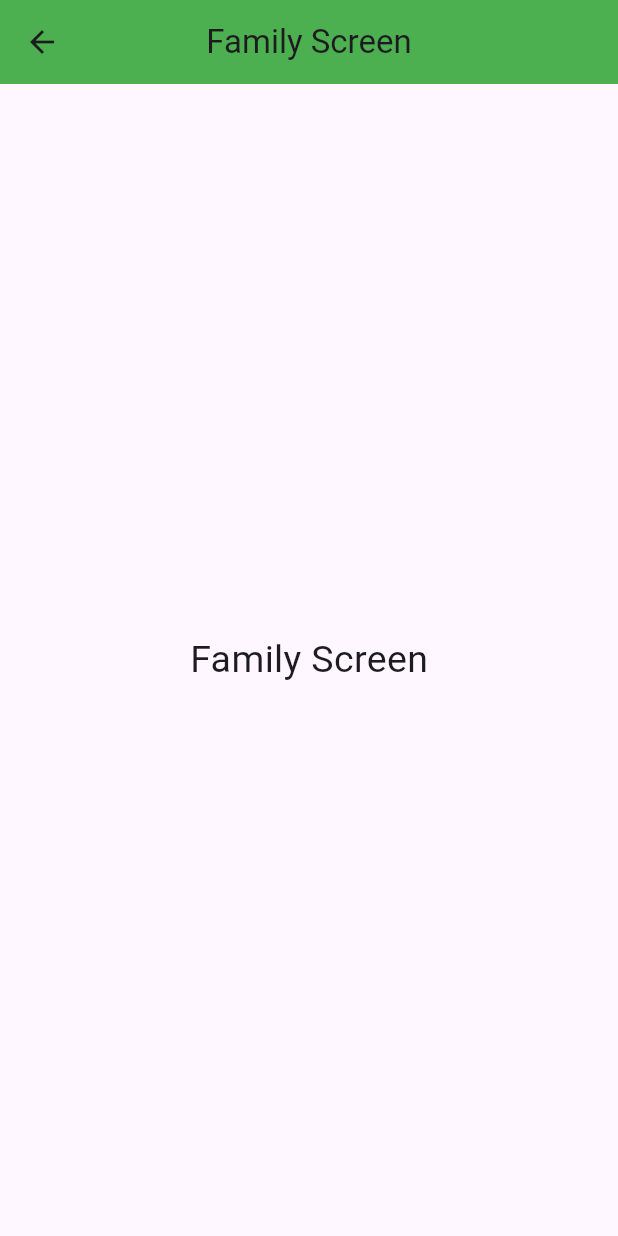
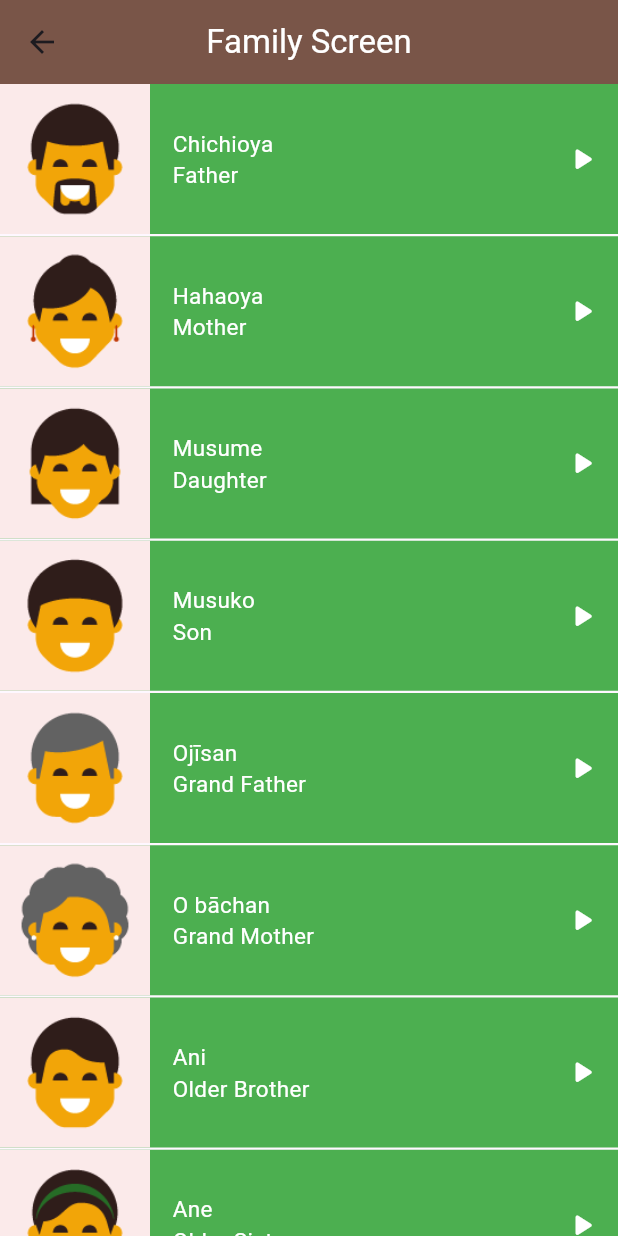
Before and after one commit to YoussefAshraf22/Japanese-language-learning-app--Flutter, a Flutter app: the FamilyPage screen opened directly, on a phone screen of 412 x 824 dp. Run offline on Flutter 3.47's test engine with Material 2 defaults, Android fonts, the phone set to English and light mode, and no system bars; our stand-ins replace audioplayers.

Commit message:
last commit

```diff
--- a/lib/components/item.dart
+++ b/lib/components/item.dart
@@ -1,41 +1,49 @@
 import 'package:flutter/material.dart';
-import '../models/number_model.dart';
+import '../models/model.dart';
 import 'package:audioplayers/audioplayers.dart';
 
 class Item extends StatelessWidget {
-  final Number num;
+  final Model model;
+  final Color color;
+  final String modelSound;
 
-  const Item({Key? key, required this.num}) : super(key: key);
+  const Item(
+      {Key? key,
+      required this.model,
+      required this.color,
+      required this.modelSound})
+      : super(key: key);
 
   @override
   Widget build(BuildContext context) {
     return Column(
       children: [
         Container(
-          color: Colors.brown,
+          color: color,
           height: 100,
           child: Row(children: [
             Container(
               color: const Color.fromARGB(255, 251, 234, 234),
               child: Image.asset(
-                num.img,
+                model.img!,
               ),
             ),
             const SizedBox(
               width: 15,
             ),
             Column(
+              crossAxisAlignment: CrossAxisAlignment.start,
               mainAxisAlignment: MainAxisAlignment.center,
               children: [
                 Text(
-                  num.jpName,
+                  model.jpName,
                   style: const TextStyle(
                       fontSize: 15,
                       color: Colors.white,
                       fontWeight: FontWeight.w400),
                 ),
                 Text(
-                  num.enName,
+                  model.enName,
                   style: const TextStyle(
                       fontSize: 15,
                       color: Colors.white,
@@ -49,8 +57,8 @@ class Item extends StatelessWidget {
                   color: Colors.white, size: 25),
               onPressed: () {
                 AudioCache player =
-                    AudioCache(prefix: 'assets/sounds/numbers/');
-                player.play(num.sound);
+                    AudioCache(prefix: 'assets/sounds/$modelSound/');
+                player.play(model.sound);
               },
             )
           ]),
--- /dev/null
+++ b/lib/models/model.dart
@@ -0,0 +1,12 @@
+import 'package:flutter/cupertino.dart';
+
+class Model {
+  final String? img;
+  final String jpName, enName, sound;
+
+  const Model(
+      {@required this.img,
+      required this.jpName,
+      required this.enName,
+      required this.sound});
+}
--- a/lib/models/number_model.dart
+++ /dev/null
@@ -1,5 +0,0 @@
-class Number {
-  final String img, jpName, enName ,sound;
-
-  const Number({required this.img, required this.jpName, required this.enName,required this.sound});
-}
--- a/lib/screens/family_screen.dart
+++ b/lib/screens/family_screen.dart
@@ -1,23 +1,82 @@
 import 'package:flutter/material.dart';
+import 'package:toku/components/item.dart';
+import '../models/model.dart';
 
 class FamilyPage extends StatelessWidget {
   const FamilyPage({Key? key}) : super(key: key);
 
+  final List<Model> family = const [
+    Model(
+        img: 'assets/images/family_members/family_father.png',
+        jpName: 'Chichioya',
+        enName: 'Father',
+        sound: 'father.wav'),
+    Model(
+        img: 'assets/images/family_members/family_mother.png',
+        jpName: 'Hahaoya',
+        enName: 'Mother',
+        sound: 'mother.wav'),
+    Model(
+        img: 'assets/images/family_members/family_daughter.png',
+        jpName: 'Musume',
+        enName: 'Daughter',
+        sound: 'daughter.wav'),
+    Model(
+        img: 'assets/images/family_members/family_son.png',
+        jpName: 'Musuko',
+        enName: 'Son',
+        sound: 'son.wav'),
+    Model(
+        img: 'assets/images/family_members/family_grandfather.png',
+        jpName: 'Ojīsan',
+        enName: 'Grand Father',
+        sound: 'grandFather.wav'),
+    Model(
+        img: 'assets/images/family_members/family_grandmother.png',
+        jpName: 'O bāchan',
+        enName: 'Grand Mother',
+        sound: 'grandMother.wav'),
+    Model(
+        img: 'assets/images/family_members/family_older_brother.png',
+        jpName: 'Ani',
+        enName: 'Older Brother',
+        sound: 'son.wav'),
+    Model(
+        img: 'assets/images/family_members/family_older_sister.png',
+        jpName: 'Ane',
+        enName: 'Older Sister',
+        sound: 'olderSister.wav'),
+    Model(
+        img: 'assets/images/family_members/family_younger_brother.png',
+        jpName: 'Otōto',
+        enName: 'Younger Brother',
+        sound: 'youngerBrohter.wav'),
+    Model(
+        img: 'assets/images/family_members/family_younger_sister.png',
+        jpName: 'Imōto',
+        enName: 'Younger Sister',
+        sound: 'youngerSister.wav'),
+  ];
   @override
   Widget build(BuildContext context) {
     return Scaffold(
       appBar: AppBar(
-        title: Text('Family Screen'),
+        title: const Text(
+          'Family Screen',
+          style: TextStyle(color: Colors.white),
+        ),
         centerTitle: true,
-        backgroundColor: Colors.green,
+        backgroundColor: Colors.brown,
       ),
       body: SafeArea(
-          child: Center(
-        child: Text(
-          'Family Screen',
-          style: TextStyle(fontSize: 25),
+        child: ListView.builder(
+          itemCount: family.length,
+          itemBuilder: (context, index) => Item(
+              model: family[index],
+              color: Colors.green,
+              modelSound: 'family_members'),
         ),
-      )),
+      ),
     );
   }
 }
--- a/lib/screens/home_page.dart
+++ b/lib/screens/home_page.dart
@@ -23,6 +23,7 @@ class HomePage extends StatelessWidget {
         body: SafeArea(
           child: Column(
             children: [
+
               Category(
                   name: 'Numbers',
                   color: Colors.orange,
```
Also changed, not shown: lib/components/pharses_item.dart (added, +64 -0 lines), lib/screens/colors_screen.dart (+59 -5 lines), lib/screens/numbers_screen.dart (+21 -16 lines), lib/screens/pharses_screen.dart (+58 -7 lines), pubspec.yaml (+7 -0 lines), Family.PNG (added), 14 other files.
